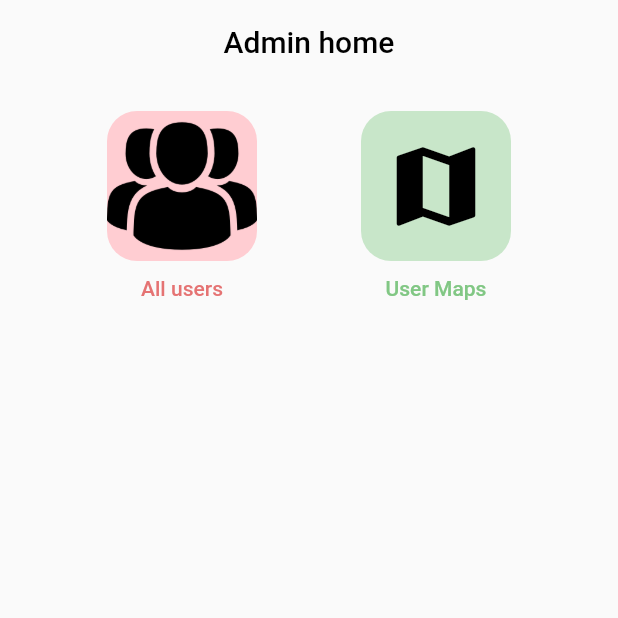
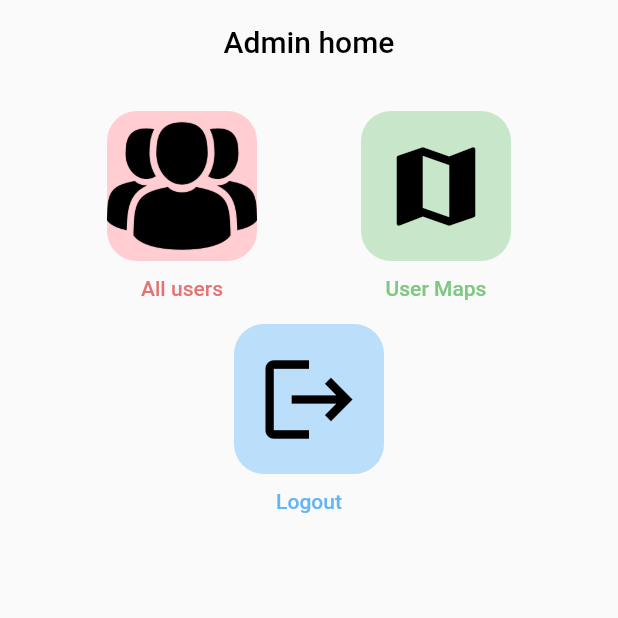
Before and after one commit to AsishGokarakonda/Flutter-Crop-Detection, a Flutter app: the AdminHome screen opened by its route, on a phone screen of 412 x 824 dp, the top half of it. Run offline on Flutter 3.47's test engine with Material 2 defaults, Android fonts, the phone set to English and light mode, and no system bars; our stand-ins replace flutter_secure_storage, font_awesome_flutter, geolocator, google_fonts, image_picker, modal_progress_hud_nsn and 3 more; accounts and stored records are empty.

```diff
--- a/lib/screens/home/adminhome/admin_home.dart
+++ b/lib/screens/home/adminhome/admin_home.dart
@@ -1,7 +1,7 @@
 import 'package:flutter/material.dart';
 import 'package:flutter/src/foundation/key.dart';
 import 'package:flutter/src/widgets/framework.dart';
-
+import 'package:flutter_secure_storage/flutter_secure_storage.dart';
 class AdminHome extends StatefulWidget {
   const AdminHome({Key? key}) : super(key: key);
 
@@ -88,8 +88,43 @@ class _AdminHomeState extends State<AdminHome> {
                       )
                     ],
                   )),
-            ],)
-          ])
+            ],
+            ),
+            // keep logout button here
+            // on press of logout button clear the jwt token from the secure storage
+            // and navigate to the login page
+            TextButton(
+                onPressed: () {
+                  // delete jwt token from secure storage
+                  final storage = FlutterSecureStorage();
+                  storage.delete(key: 'jwt');
+                  Navigator.pushNamed(context, '/adminlogin');
+                },
+                child: Column(
+                  children: [
+                    Container(
+                      width: 100,
+                      height: 100,
+                      decoration: BoxDecoration(
+                          color: Colors.blue[100],
+                          borderRadius: BorderRadius.circular(20)),
+                      child: const Icon(
+                        Icons.logout,
+                        color: Colors.black,
+                        size: 70,
+                      ),
+                    ),
+                    const SizedBox(
+                      height: 10,
+                    ),
+                    Text(
+                      'Logout',
+                      style: TextStyle(color: Colors.blue[300]),
+                    )
+                  ],
+                )),
+          ]
+          )
         ,))
     );
   }
```
Also changed, not shown: lib/screens/home/adminhome/all_users.dart (+50 -30 lines), lib/screens/signing/admin_login.dart (+14 -0 lines).
